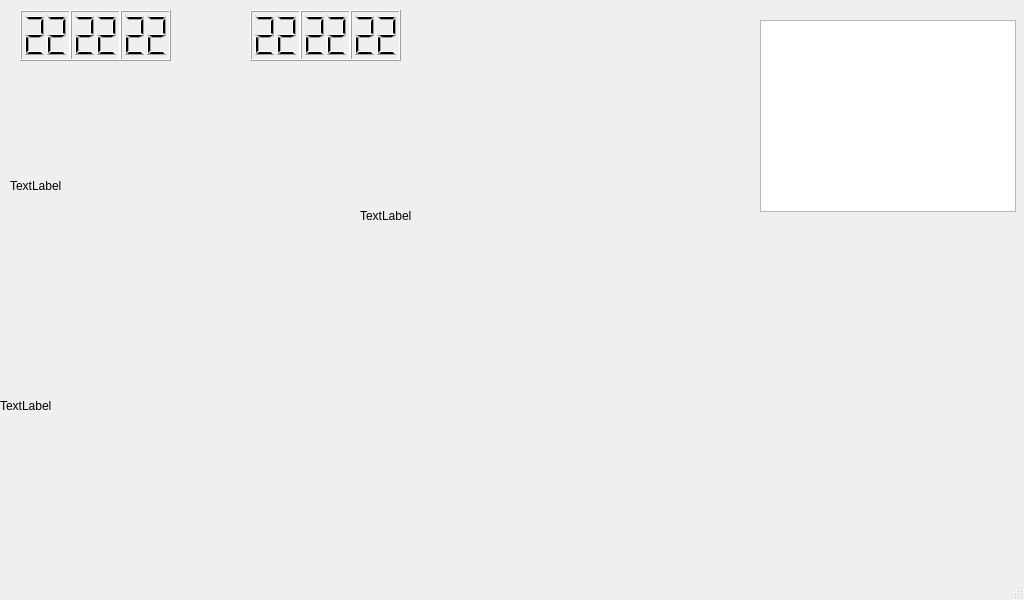
The window that MultiFauxtionalDashboard/mainwindow.ui (SPUKeenan/MultiFauxionalDashboard) describes before a commit, drawn with Qt 5.
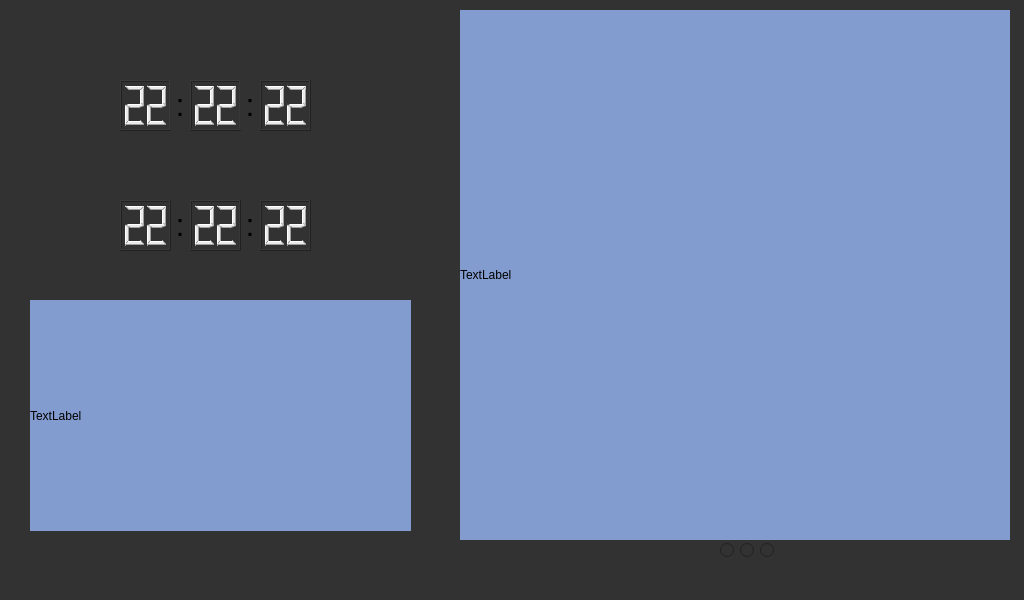
The same window after the commit.

Patch:
```diff
--- a/MultiFauxtionalDashboard/mainwindow.ui
+++ b/MultiFauxtionalDashboard/mainwindow.ui
@@ -13,16 +13,85 @@
   <property name="windowTitle">
    <string>MainWindow</string>
   </property>
+  <property name="styleSheet">
+   <string notr="true">background-color: rgb(50, 50, 50)</string>
+  </property>
   <widget class="QWidget" name="centralwidget">
+   <widget class="QStackedWidget" name="stackedWidget">
+    <property name="geometry">
+     <rect>
+      <x>440</x>
+      <y>0</y>
+      <width>581</width>
+      <height>541</height>
+     </rect>
+    </property>
+    <property name="currentIndex">
+     <number>2</number>
+    </property>
+    <widget class="QWidget" name="todoListPage">
+     <widget class="QTableView" name="ToDoList">
+      <property name="geometry">
+       <rect>
+        <x>20</x>
+        <y>10</y>
+        <width>550</width>
+        <height>530</height>
+       </rect>
+      </property>
+     </widget>
+    </widget>
+    <widget class="QWidget" name="mapPage">
+     <widget class="QLabel" name="Map">
+      <property name="geometry">
+       <rect>
+        <x>20</x>
+        <y>10</y>
+        <width>550</width>
+        <height>530</height>
+       </rect>
+      </property>
+      <property name="styleSheet">
+       <string notr="true">background-color: rgb(130, 156, 208);</string>
+      </property>
+      <property name="text">
+       <string>TextLabel</string>
+      </property>
+     </widget>
+    </widget>
+    <widget class="QWidget" name="imageDownloadPage">
+     <widget class="QLabel" name="imageDownload">
+      <property name="geometry">
+       <rect>
+        <x>20</x>
+        <y>10</y>
+        <width>550</width>
+        <height>530</height>
+       </rect>
+      </property>
+      <property name="styleSheet">
+       <string notr="true">background-color: rgb(130, 156, 208);
+border: 5px;
+border-color: rgb(71, 133, 89);</string>
+      </property>
+      <property name="text">
+       <string>TextLabel</string>
+      </property>
+     </widget>
+    </widget>
+   </widget>
    <widget class="QLCDNumber" name="localHourLCD">
     <property name="geometry">
      <rect>
-      <x>20</x>
-      <y>10</y>
+      <x>120</x>
+      <y>80</y>
       <width>51</width>
       <height>51</height>
      </rect>
     </property>
+    <property name="styleSheet">
+     <string notr="true">color: rgb(235, 235, 235)</string>
+    </property>
     <property name="digitCount">
      <number>2</number>
     </property>
@@ -36,12 +105,15 @@
    <widget class="QLCDNumber" name="localMinuteLCD">
     <property name="geometry">
      <rect>
-      <x>70</x>
-      <y>10</y>
+      <x>190</x>
+      <y>80</y>
       <width>51</width>
       <height>51</height>
      </rect>
     </property>
+    <property name="styleSheet">
+     <string notr="true">color: rgb(235, 235, 235)</string>
+    </property>
     <property name="digitCount">
      <number>2</number>
     </property>
@@ -55,12 +127,15 @@
    <widget class="QLCDNumber" name="localSecondLCD">
     <property name="geometry">
      <rect>
-      <x>120</x>
-      <y>10</y>
+      <x>260</x>
+      <y>80</y>
       <width>51</width>
       <height>51</height>
      </rect>
     </property>
+    <property name="styleSheet">
+     <string notr="true">color: rgb(235, 235, 235)</string>
+    </property>
     <property name="digitCount">
      <number>2</number>
     </property>
@@ -71,41 +146,118 @@
      <double>22.000000000000000</double>
     </property>
    </widget>
-   <widget class="QLabel" name="imageDownload">
-    <property name="geometry">
-     <rect>
-      <x>10</x>
-      <y>70</y>
-      <width>301</width>
-      <height>231</height>
-     </rect>
-    </property>
-    <property name="text">
-     <string>TextLabel</string>
-    </property>
-   </widget>
    <widget class="QLabel" name="Weather">
     <property name="geometry">
      <rect>
-      <x>0</x>
-      <y>290</y>
-      <width>301</width>
+      <x>30</x>
+      <y>300</y>
+      <width>381</width>
       <height>231</height>
      </rect>
     </property>
+    <property name="styleSheet">
+     <string notr="true">background-color: rgb(130, 156, 208);</string>
+    </property>
     <property name="text">
      <string>TextLabel</string>
     </property>
    </widget>
+   <widget class="QLabel" name="colonOne">
+    <property name="geometry">
+     <rect>
+      <x>170</x>
+      <y>80</y>
+      <width>20</width>
+      <height>50</height>
+     </rect>
+    </property>
+    <property name="font">
+     <font>
+      <pointsize>24</pointsize>
+     </font>
+    </property>
+    <property name="text">
+     <string>:</string>
+    </property>
+    <property name="alignment">
+     <set>Qt::AlignCenter</set>
+    </property>
+   </widget>
+   <widget class="QLabel" name="colonTwo">
+    <property name="geometry">
+     <rect>
+      <x>240</x>
+      <y>80</y>
+      <width>20</width>
+      <height>50</height>
+     </rect>
+    </property>
+    <property name="font">
+     <font>
+      <pointsize>24</pointsize>
+     </font>
+    </property>
+    <property name="text">
+     <string>:</string>
+    </property>
+    <property name="alignment">
+     <set>Qt::AlignCenter</set>
+    </property>
+   </widget>
+   <widget class="QLabel" name="colonOne_2">
+    <property name="geometry">
+     <rect>
+      <x>170</x>
+      <y>200</y>
+      <width>20</width>
+      <height>50</height>
+     </rect>
+    </property>
+    <property name="font">
+     <font>
+      <pointsize>24</pointsize>
+     </font>
+    </property>
+    <property name="text">
+     <string>:</string>
+    </property>
+    <property name="alignment">
+     <set>Qt::AlignCenter</set>
+    </property>
+   </widget>
+   <widget class="QLabel" name="colonTwo_2">
+    <property name="geometry">
+     <rect>
+      <x>240</x>
+      <y>200</y>
+      <width>20</width>
+      <height>50</height>
+     </rect>
+    </property>
+    <property name="font">
+     <font>
+      <pointsize>24</pointsize>
+     </font>
+    </property>
+    <property name="text">
+     <string>:</string>
+    </property>
+    <property name="alignment">
+     <set>Qt::AlignCenter</set>
+    </property>
+   </widget>
    <widget class="QLCDNumber" name="worldHourLCD">
     <property name="geometry">
      <rect>
-      <x>250</x>
-      <y>10</y>
+      <x>120</x>
+      <y>200</y>
       <width>51</width>
       <height>51</height>
      </rect>
     </property>
+    <property name="styleSheet">
+     <string notr="true">color: rgb(235, 235, 235);</string>
+    </property>
     <property name="digitCount">
      <number>2</number>
     </property>
@@ -119,12 +271,15 @@
    <widget class="QLCDNumber" name="worldMinuteLCD">
     <property name="geometry">
      <rect>
-      <x>300</x>
-      <y>10</y>
+      <x>190</x>
+      <y>200</y>
       <width>51</width>
       <height>51</height>
      </rect>
     </property>
+    <property name="styleSheet">
+     <string notr="true">color: rgb(235, 235, 235);</string>
+    </property>
     <property name="digitCount">
      <number>2</number>
     </property>
@@ -138,12 +293,15 @@
    <widget class="QLCDNumber" name="worldSecondLCD">
     <property name="geometry">
      <rect>
-      <x>350</x>
-      <y>10</y>
+      <x>260</x>
+      <y>200</y>
       <width>51</width>
       <height>51</height>
      </rect>
     </property>
+    <property name="styleSheet">
+     <string notr="true">color: rgb(235, 235, 235);</string>
+    </property>
     <property name="digitCount">
      <number>2</number>
     </property>
@@ -154,28 +312,44 @@
      <double>22.000000000000000</double>
     </property>
    </widget>
-   <widget class="QLabel" name="Map">
+   <widget class="QRadioButton" name="page1">
     <property name="geometry">
      <rect>
-      <x>360</x>
-      <y>100</y>
-      <width>301</width>
-      <height>231</height>
+      <x>720</x>
+      <y>540</y>
+      <width>16</width>
+      <height>20</height>
      </rect>
     </property>
     <property name="text">
-     <string>TextLabel</string>
+     <string/>
     </property>
    </widget>
-   <widget class="QTableView" name="ToDoList">
+   <widget class="QRadioButton" name="page2">
+    <property name="geometry">
+     <rect>
+      <x>740</x>
+      <y>540</y>
+      <width>16</width>
+      <height>20</height>
+     </rect>
+    </property>
+    <property name="text">
+     <string/>
+    </property>
+   </widget>
+   <widget class="QRadioButton" name="page3">
     <property name="geometry">
      <rect>
       <x>760</x>
-      <y>20</y>
-      <width>256</width>
-      <height>192</height>
+      <y>540</y>
+      <width>16</width>
+      <height>20</height>
      </rect>
     </property>
+    <property name="text">
+     <string/>
+    </property>
    </widget>
   </widget>
   <widget class="QMenuBar" name="menubar">
```
